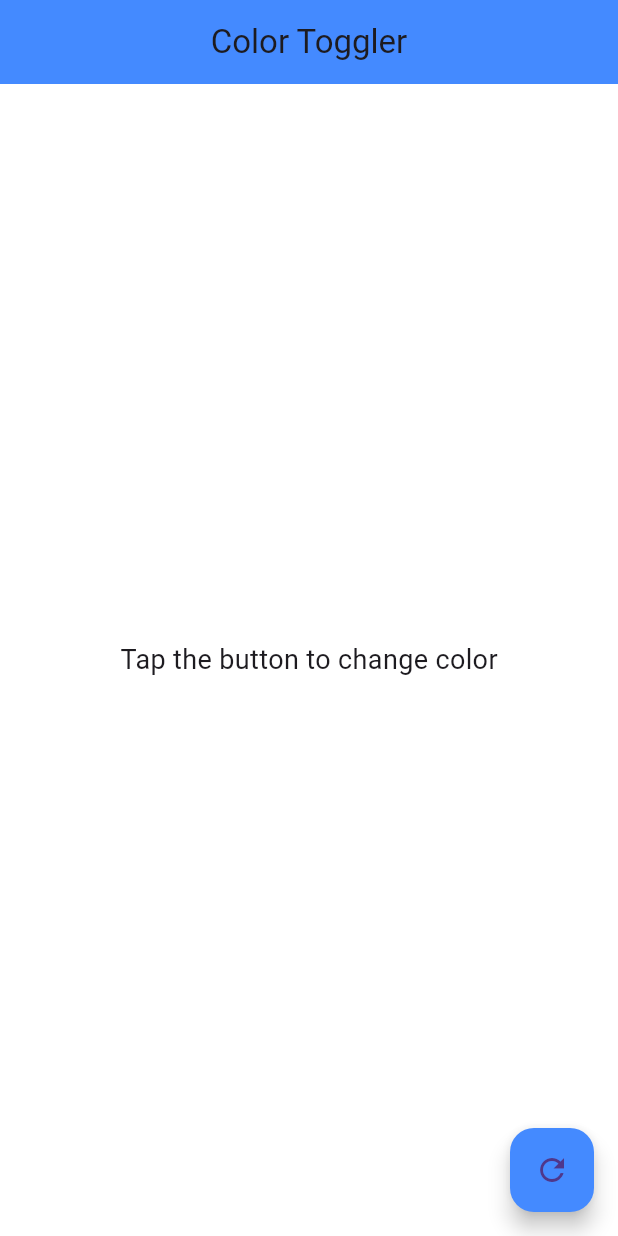
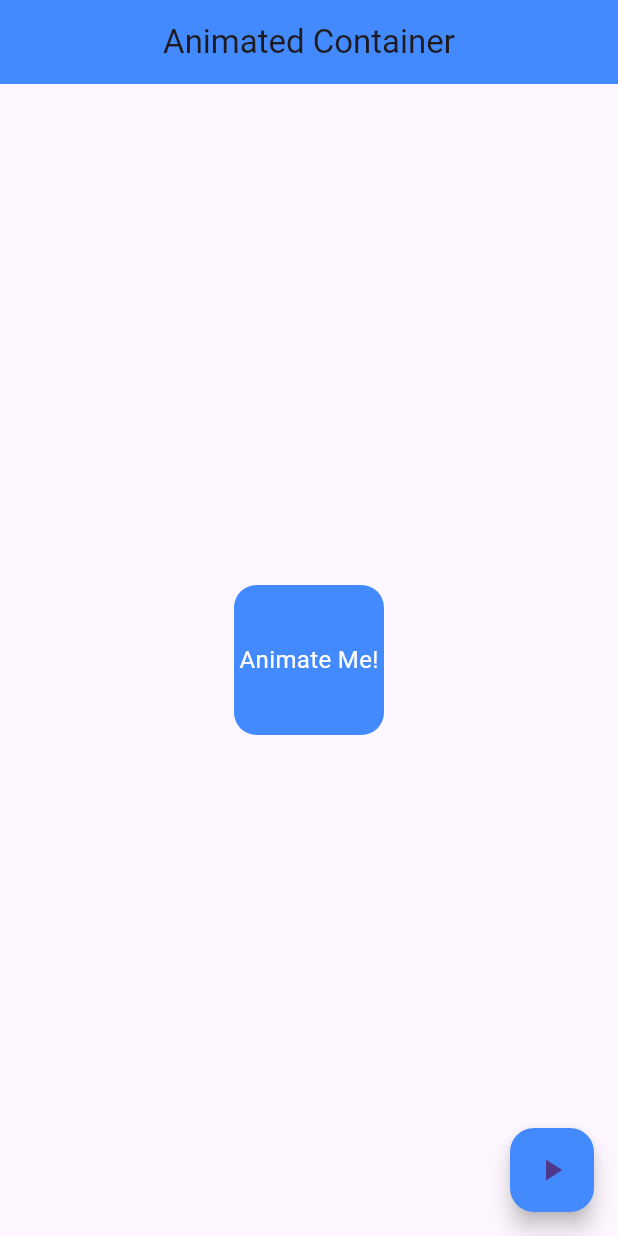
Before and after one commit to Hindavi-1/flutter_exercises, a Flutter app: the screen it shows after launch, on a phone screen of 412 x 824 dp. Run offline on Flutter 3.47's test engine with Material 3 defaults, Android fonts, the phone set to English and light mode, and no system bars.

Commit message:
animated container

```diff
--- a/lib/main.dart
+++ b/lib/main.dart
@@ -10,6 +10,7 @@ import 'task8_bottom_nav.dart';
 import 'task10_draggable.dart';
 import 'task11_image_gallery.dart';
 import 'task12_color_toggler.dart';
+import 'task13_animated_container.dart';
 
 void main() {
   runApp(const MyApp());
@@ -22,7 +23,7 @@ class MyApp extends StatelessWidget {
   Widget build(BuildContext context) {
     return const MaterialApp(
       debugShowCheckedModeBanner: false,
-      home: Task12ColorToggler(),
+      home: Task13AnimatedContainer(),
     );
   }
 }
--- /dev/null
+++ b/lib/task13_animated_container.dart
@@ -0,0 +1,58 @@
+import 'package:flutter/material.dart';
+import 'dart:math';
+
+class Task13AnimatedContainer extends StatefulWidget {
+  const Task13AnimatedContainer({super.key});
+
+  @override
+  State<Task13AnimatedContainer> createState() => _Task13AnimatedContainerState();
+}
+
+class _Task13AnimatedContainerState extends State<Task13AnimatedContainer> {
+  double _width = 100;
+  double _height = 100;
+
+  void _animateContainer() {
+    setState(() {
+      // Change to random width & height (between 100 to 250)
+      _width = 100 + Random().nextInt(150).toDouble();
+      _height = 100 + Random().nextInt(150).toDouble();
+    });
+  }
+
+  @override
+  Widget build(BuildContext context) {
+    return Scaffold(
+      appBar: AppBar(
+        title: const Text("Animated Container"),
+        backgroundColor: Colors.blueAccent,
+        centerTitle: true,
+      ),
+
+      body: Center(
+        child: AnimatedContainer(
+          width: _width,
+          height: _height,
+          duration: const Duration(seconds: 1),
+          curve: Curves.easeInOut, // smooth animation
+          decoration: BoxDecoration(
+            color: Colors.blueAccent,
+            borderRadius: BorderRadius.circular(15),
+          ),
+          child: const Center(
+            child: Text(
+              "Animate Me!",
+              style: TextStyle(color: Colors.white, fontSize: 16),
+            ),
+          ),
+        ),
+      ),
+
+      floatingActionButton: FloatingActionButton(
+        onPressed: _animateContainer,
+        backgroundColor: Colors.blueAccent,
+        child: const Icon(Icons.play_arrow),
+      ),
+    );
+  }
+}
```
